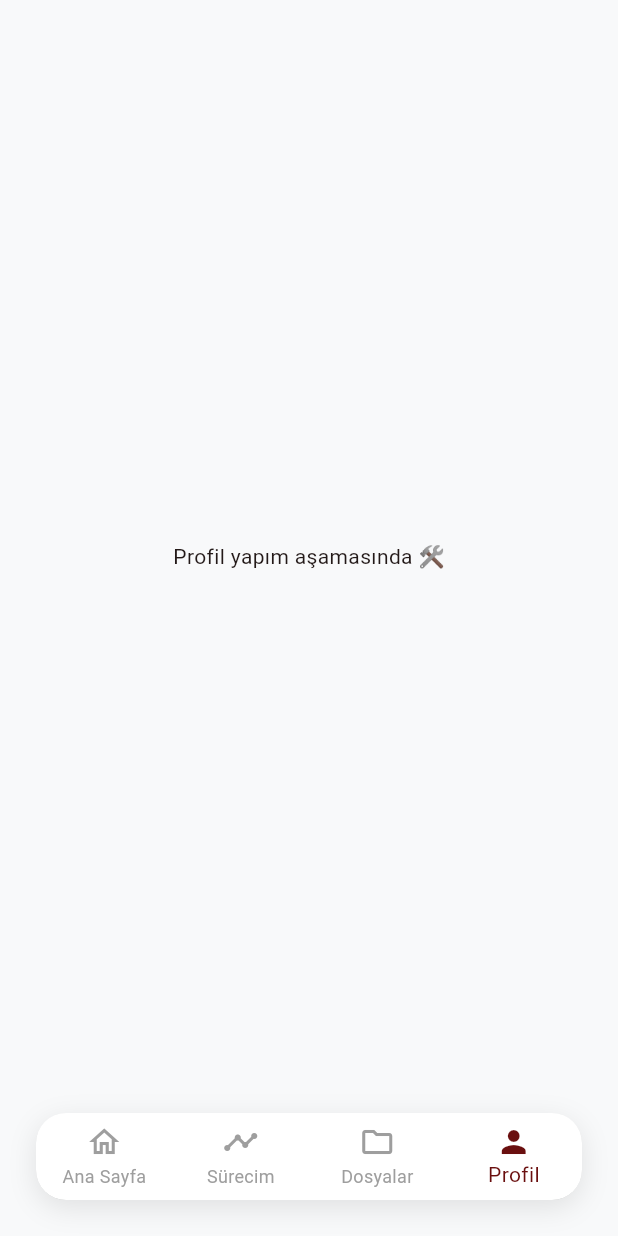
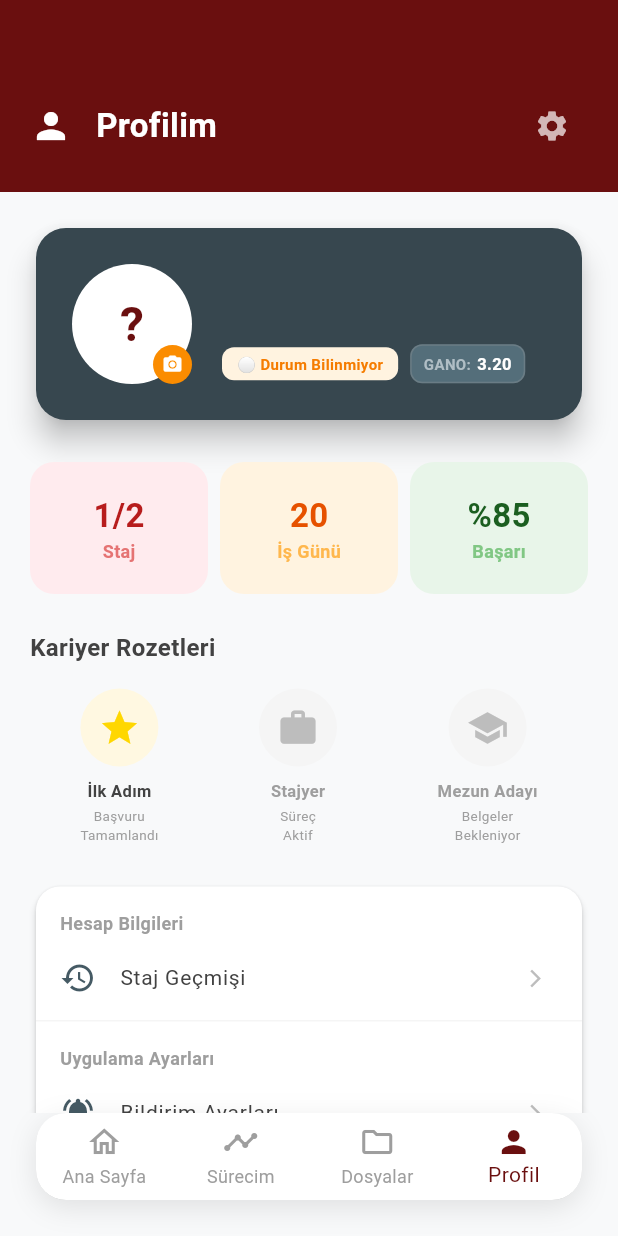
Before and after one commit to miraykahveci/INTERNFLOW, a Flutter app: the StudentDashboardPage screen opened directly, item 4 of the bottom bar chosen, on a phone screen of 412 x 824 dp. Run offline on Flutter 3.47's test engine with Material 3 defaults, Android fonts, the phone set to English and light mode, and no system bars; our stand-ins replace flutter_dotenv, supabase_flutter; accounts and stored records are empty.

Commit message:
profil sayfası tasarımı

```diff
--- a/internflow_frontend/lib/views/student_dashboard.dart
+++ b/internflow_frontend/lib/views/student_dashboard.dart
@@ -2,6 +2,7 @@ import 'package:flutter/material.dart';
 import 'package:supabase_flutter/supabase_flutter.dart';
 import 'application_form_page.dart';
 import 'student_process_page.dart'; // YENİ SAYFAMIZ EKLİ ✅
+import 'student_profile_page.dart';
 
 class StudentDashboardPage extends StatefulWidget {
   const StudentDashboardPage({super.key});
@@ -74,13 +75,13 @@ class _StudentDashboardPageState extends State<StudentDashboardPage> {
   Widget _getSelectedPage() {
     switch (_selectedIndex) {
       case 0:
-        return _buildHomeContent(); // 0. Sekme: Ana Sayfa
+        return _buildHomeContent(); // Ana Sayfa
       case 1:
-        return const StudentProcessPage(); // 1. Sekme: Sürecim Sayfası
+        return const StudentProcessPage(); // Sürecim
       case 2:
         return const Center(child: Text('Dosyalar yapım aşamasında 🛠️'));
       case 3:
-        return const Center(child: Text('Profil yapım aşamasında 🛠️'));
+        return const StudentProfilePage(); // <--- İŞTE BURAYA PROFİLİ EKLEDİK ✅
       default:
         return _buildHomeContent();
     }
--- /dev/null
+++ b/internflow_frontend/lib/views/student_profile_page.dart
@@ -0,0 +1,406 @@
+import 'package:flutter/material.dart';
+import 'package:supabase_flutter/supabase_flutter.dart';
+import 'login_page.dart'; // Çıkış yapınca buraya döneceğiz (Dosya yolun farklıysa düzelt lütfen)
+
+class StudentProfilePage extends StatefulWidget {
+  const StudentProfilePage({super.key});
+
+  @override
+  State<StudentProfilePage> createState() => _StudentProfilePageState();
+}
+
+class _StudentProfilePageState extends State<StudentProfilePage> {
+  final Color primaryColor = const Color(0xFF6A0F0F);
+
+  bool _isLoading = true;
+  String _fullName = '';
+  String _department = '';
+  String _internshipStatus = 'none';
+
+  @override
+  void initState() {
+    super.initState();
+    _loadProfileData();
+  }
+
+  Future<void> _loadProfileData() async {
+    setState(() => _isLoading = true);
+    try {
+      final userId = Supabase.instance.client.auth.currentUser!.id;
+
+      // Kullanıcı bilgilerini çek
+      final userResponse = await Supabase.instance.client
+          .from('users')
+          .select('full_name, department')
+          .eq('user_id', userId)
+          .single();
+
+      // Staj durumunu çek (Rozet için)
+      final internshipResponse = await Supabase.instance.client
+          .from('internship')
+          .select('status')
+          .eq('student_id', userId)
+          .order('created_at', ascending: false)
+          .limit(1)
+          .maybeSingle();
+
+      setState(() {
+        _fullName = userResponse['full_name'] ?? 'Öğrenci';
+        _department = userResponse['department'] ?? 'Bölüm Bilgisi Yok';
+        _internshipStatus = internshipResponse?['status'] ?? 'none';
+        _isLoading = false;
+      });
+    } catch (e) {
+      debugPrint('Profil verisi çekilemedi: $e');
+      setState(() => _isLoading = false);
+    }
+  }
+
+  // Staj durumuna göre profil rozeti metnini belirle
+  String _getStatusBadgeText() {
+    switch (_internshipStatus) {
+      case 'none':
+        return '⚪ Başvuru Bekleniyor';
+      case 'pending':
+        return '🟠 Onay Bekliyor';
+      case 'approved':
+        return '🟡 Belge Bekleniyor';
+      case 'active':
+        return '🟢 Staj Sürecinde';
+      case 'completed':
+        return '🔵 Staj Tamamlandı';
+      default:
+        return '⚪ Durum Bilinmiyor';
+    }
+  }
+
+  // Çıkış Yapma İşlemi
+  Future<void> _signOut() async {
+    // Küçük bir yükleme animasyonu gösterilebilir
+    showDialog(
+      context: context,
+      barrierDismissible: false,
+      builder: (context) => const Center(child: CircularProgressIndicator()),
+    );
+
+    try {
+      await Supabase.instance.client.auth.signOut();
+      if (!mounted) return;
+
+      // Tüm sayfaları kapat ve Login'e dön
+      Navigator.pushAndRemoveUntil(
+        context,
+        MaterialPageRoute(builder: (context) => const LoginPage()),
+        (route) => false,
+      );
+    } catch (e) {
+      if (!mounted) return;
+      Navigator.pop(context); // Dialogu kapat
+      ScaffoldMessenger.of(context).showSnackBar(
+        SnackBar(content: Text('Çıkış yapılamadı: $e'), backgroundColor: Colors.red),
+      );
+    }
+  }
+
+  @override
+  Widget build(BuildContext context) {
+    return Scaffold(
+      backgroundColor: const Color(0xFFF8F9FA),
+      body: _isLoading
+          ? Center(child: CircularProgressIndicator(color: primaryColor))
+          : Column(
+              children: [
+                // HEADER
+                Container(
+                  width: double.infinity,
+                  padding: const EdgeInsets.fromLTRB(20, 60, 20, 20),
+                  decoration: BoxDecoration(color: primaryColor),
+                  child: Row(
+                    children: [
+                      const Icon(Icons.person, color: Colors.white, size: 28),
+                      const SizedBox(width: 16),
+                      const Text(
+                        'Profilim',
+                        style: TextStyle(
+                          color: Colors.white,
+                          fontSize: 22,
+                          fontWeight: FontWeight.bold,
+                        ),
+                      ),
+                      const Spacer(),
+                      IconButton(
+                        icon: const Icon(Icons.settings, color: Colors.white70),
+                        onPressed: () {}, // Gelecekte ayarlar eklenebilir
+                      )
+                    ],
+                  ),
+                ),
+
+                // SCROLL İÇERİK
+                Expanded(
+                  child: SingleChildScrollView(
+                    padding: const EdgeInsets.all(20),
+                    child: Column(
+                      crossAxisAlignment: CrossAxisAlignment.start,
+                      children: [
+
+                        // ÜST KARANLIK PROFİL KARTI
+                        Card(
+                          elevation: 8,
+                          color: const Color(0xFF37474F),
+                          shape: RoundedRectangleBorder(
+                            borderRadius: BorderRadius.circular(20),
+                          ),
+                          child: Padding(
+                            padding: const EdgeInsets.all(24),
+                            child: Row(
+                              children: [
+                                // Fotoğraf Alanı
+                                Stack(
+                                  children: [
+                                    CircleAvatar(
+                                      radius: 40,
+                                      backgroundColor: Colors.white,
+                                      child: Text(
+                                        _fullName.isNotEmpty ? _fullName[0] : '?',
+                                        style: TextStyle(
+                                          color: primaryColor,
+                                          fontSize: 32,
+                                          fontWeight: FontWeight.bold,
+                                        ),
+                                      ),
+                                    ),
+                                    Positioned(
+                                      bottom: 0,
+                                      right: 0,
+                                      child: Container(
+                                        padding: const EdgeInsets.all(6),
+                                        decoration: const BoxDecoration(
+                                          color: Color(0xFFFB8C00),
+                                          shape: BoxShape.circle,
+                                        ),
+                                        child: const Icon(
+                                          Icons.camera_alt,
+                                          color: Colors.white,
+                                          size: 14,
+                                        ),
+                                      ),
+                                    ),
+                                  ],
+                                ),
+                                const SizedBox(width: 20),
+
+                                // İsim, Bölüm ve GANO
+                                Expanded(
+                                  child: Column(
+                                    crossAxisAlignment: CrossAxisAlignment.start,
+                                    children: [
+                                      Text(
+                                        _fullName,
+                                        style: const TextStyle(
+                                          color: Colors.white,
+                                          fontSize: 18,
+                                          fontWeight: FontWeight.bold,
+                                        ),
+                                      ),
+                                      const SizedBox(height: 2),
+                                      Text(
+                                        _department,
+                                        style: const TextStyle(
+                                          color: Color(0xFFCFD8DC),
+                                          fontSize: 12,
+                                        ),
+                                      ),
+                                      const SizedBox(height: 8),
+                                      Row(
+                                        children: [
+                                          // Durum Rozeti
+                                          Container(
+                                            padding: const EdgeInsets.symmetric(horizontal: 10, vertical: 4),
+                                            decoration: BoxDecoration(
+                                              color: const Color(0xFFFFF3E0),
+                                              borderRadius: BorderRadius.circular(8),
+                                            ),
+                                            child: Text(
+                                              _getStatusBadgeText(),
+                                              style: const TextStyle(
+                                                color: Color(0xFFF57C00),
+                                                fontSize: 10,
+                                                fontWeight: FontWeight.bold,
+                                              ),
+                                            ),
+                                          ),
+                                          const SizedBox(width: 8),
+                                          // GANO Kutusu
+                                          Container(
+                                            padding: const EdgeInsets.symmetric(horizontal: 8, vertical: 4),
+                                            decoration: BoxDecoration(
+                                              color: const Color(0xFF546E7A),
+                                              border: Border.all(color: Colors.grey.withValues(alpha: 0.3)),
+                                              borderRadius: BorderRadius.circular(8),
+                                            ),
+                                            child: Row(
+                                              children: const [
+                                                Text('GANO:', style: TextStyle(color: Color(0xFFB0BEC5), fontSize: 10, fontWeight: FontWeight.bold)),
+                                                SizedBox(width: 4),
+                                                Text('3.20', style: TextStyle(color: Colors.white, fontSize: 11, fontWeight: FontWeight.bold)),
+                                              ],
+                                            ),
+                                          ),
+                                        ],
+                                      ),
+                                    ],
+                                  ),
+                                ),
+                              ],
+                            ),
+                          ),
+                        ),
+                        const SizedBox(height: 24),
+
+                        // İSTATİSTİKLER SATIRI
+                        Row(
+                          children: [
+                            _buildStatCard(value: '1/2', label: 'Staj', valueColor: const Color(0xFFB71C1C), labelColor: const Color(0xFFE57373), bgColor: const Color(0xFFFFEBEE)),
+                            const SizedBox(width: 8),
+                            _buildStatCard(value: '20', label: 'İş Günü', valueColor: const Color(0xFFE65100), labelColor: const Color(0xFFFFB74D), bgColor: const Color(0xFFFFF3E0)),
+                            const SizedBox(width: 8),
+                            _buildStatCard(value: '%85', label: 'Başarı', valueColor: const Color(0xFF1B5E20), labelColor: const Color(0xFF81C784), bgColor: const Color(0xFFE8F5E9)),
+                          ],
+                        ),
+                        const SizedBox(height: 24),
+
+                        // KARİYER ROZETLERİ
+                        const Text(
+                          'Kariyer Rozetleri',
+                          style: TextStyle(fontSize: 16, fontWeight: FontWeight.bold, color: Color(0xFF424242)),
+                        ),
+                        const SizedBox(height: 16),
+                        Row(
+                          mainAxisAlignment: MainAxisAlignment.spaceAround,
+                          children: [
+                            _buildBadgeItem(icon: Icons.star, title: 'İlk Adım', subtitle: 'Başvuru\nTamamlandı', iconColor: const Color(0xFFFFD700), bgColor: const Color(0xFFFFF8E1), isActive: _internshipStatus != 'none'),
+                            _buildBadgeItem(icon: Icons.work, title: 'Stajyer', subtitle: 'Süreç\nAktif', iconColor: const Color(0xFF2196F3), bgColor: const Color(0xFFE3F2FD), isActive: _internshipStatus == 'active' || _internshipStatus == 'completed'),
+                            _buildBadgeItem(icon: Icons.school, title: 'Mezun Adayı', subtitle: 'Belgeler\nBekleniyor', iconColor: const Color(0xFFBDBDBD), bgColor: const Color(0xFFEEEEEE), isActive: false),
+                          ],
+                        ),
+                        const SizedBox(height: 24),
+
+                        // MENÜ LİSTESİ
+                        Card(
+                          elevation: 2,
+                          color: Colors.white,
+                          shape: RoundedRectangleBorder(borderRadius: BorderRadius.circular(16)),
+                          child: Column(
+                            crossAxisAlignment: CrossAxisAlignment.start,
+                            children: [
+                              const Padding(
+                                padding: EdgeInsets.fromLTRB(16, 16, 16, 0),
+                                child: Text('Hesap Bilgileri', style: TextStyle(color: Color(0xFF9E9E9E), fontSize: 12, fontWeight: FontWeight.bold)),
+                              ),
+                              _buildMenuItem(icon: Icons.history, title: 'Staj Geçmişi'),
+
+                              const Divider(height: 1, color: Color(0xFFF5F5F5)),
+
+                              const Padding(
+                                padding: EdgeInsets.fromLTRB(16, 16, 16, 0),
+                                child: Text('Uygulama Ayarları', style: TextStyle(color: Color(0xFF9E9E9E), fontSize: 12, fontWeight: FontWeight.bold)),
+                              ),
+                              _buildMenuItem(icon: Icons.notifications_active, title: 'Bildirim Ayarları'),
+                              const Divider(height: 1, color: Color(0xFFF5F5F5), indent: 16, endIndent: 16),
+                              _buildMenuItem(icon: Icons.lock_outline, title: 'Gizlilik ve KVKK'),
+                              const Divider(height: 1, color: Color(0xFFF5F5F5), indent: 16, endIndent: 16),
+                              _buildMenuItem(icon: Icons.account_balance, title: 'E-Devlet Kapısı'),
+                            ],
+                          ),
+                        ),
+                        const SizedBox(height: 24),
+
+                        // ÇIKIŞ YAP BUTONU
+                        SizedBox(
+                          width: double.infinity,
+                          height: 50,
+                          child: ElevatedButton(
+                            onPressed: _signOut,
+                            style: ElevatedButton.styleFrom(
+                              backgroundColor: const Color(0xFFFFEBEE),
+                              elevation: 0,
+                              shape: RoundedRectangleBorder(
+                                borderRadius: BorderRadius.circular(12),
+                              ),
+                            ),
+                            child: const Text(
+                              'ÇIKIŞ YAP',
+                              style: TextStyle(
+                                color: Color(0xFFD32F2F),
+                                fontWeight: FontWeight.bold,
+                                fontSize: 15,
+                              ),
+                            ),
+                          ),
+                        ),
+                        const SizedBox(height: 8),
+                        const Center(
+                          child: Text(
+                            'Oturumunuz güvenli bir şekilde kapatılacaktır.',
+                            style: TextStyle(color: Color(0xFFBDBDBD), fontSize: 11),
+                          ),
+                        ),
+                        const SizedBox(height: 80),
+                      ],
+                    ),
+                  ),
+                ),
+              ],
+            ),
+    );
+  }
+
+  // YARDIMCI WIDGET'LAR
+
+  Widget _buildStatCard({required String value, required String label, required Color valueColor, required Color labelColor, required Color bgColor}) {
+    return Expanded(
+      child: Container(
+        padding: const EdgeInsets.symmetric(vertical: 20),
+        decoration: BoxDecoration(
+          color: bgColor,
+          borderRadius: BorderRadius.circular(16),
+        ),
+        child: Column(
+          children: [
+            Text(value, style: TextStyle(fontSize: 22, fontWeight: FontWeight.bold, color: valueColor)),
+            Text(label, style: TextStyle(fontSize: 12, fontWeight: FontWeight.bold, color: labelColor)),
+          ],
+        ),
+      ),
+    );
+  }
+
+  Widget _buildBadgeItem({required IconData icon, required String title, required String subtitle, required Color iconColor, required Color bgColor, required bool isActive}) {
+    return Column(
+      children: [
+        Container(
+          padding: const EdgeInsets.all(12),
+          decoration: BoxDecoration(
+            color: isActive ? bgColor : const Color(0xFFF5F5F5),
+            shape: BoxShape.circle,
+          ),
+          child: Icon(icon, color: isActive ? iconColor : Colors.grey[400], size: 28),
+        ),
+        const SizedBox(height: 8),
+        Text(title, style: TextStyle(fontSize: 11, fontWeight: FontWeight.bold, color: isActive ? const Color(0xFF424242) : Colors.grey)),
+        const SizedBox(height: 2),
+        Text(subtitle, textAlign: TextAlign.center, style: const TextStyle(fontSize: 9, color: Color(0xFF9E9E9E))),
+      ],
+    );
+  }
+
+  Widget _buildMenuItem({required IconData icon, required String title}) {
+    return ListTile(
+      leading: Icon(icon, color: const Color(0xFF455A64)),
+      title: Text(title, style: const TextStyle(color: Color(0xFF424242), fontSize: 14)),
+      trailing: const Icon(Icons.arrow_forward_ios, size: 14, color: Color(0xFFBDBDBD)),
+      onTap: () {},
+    );
+  }
+}
```
